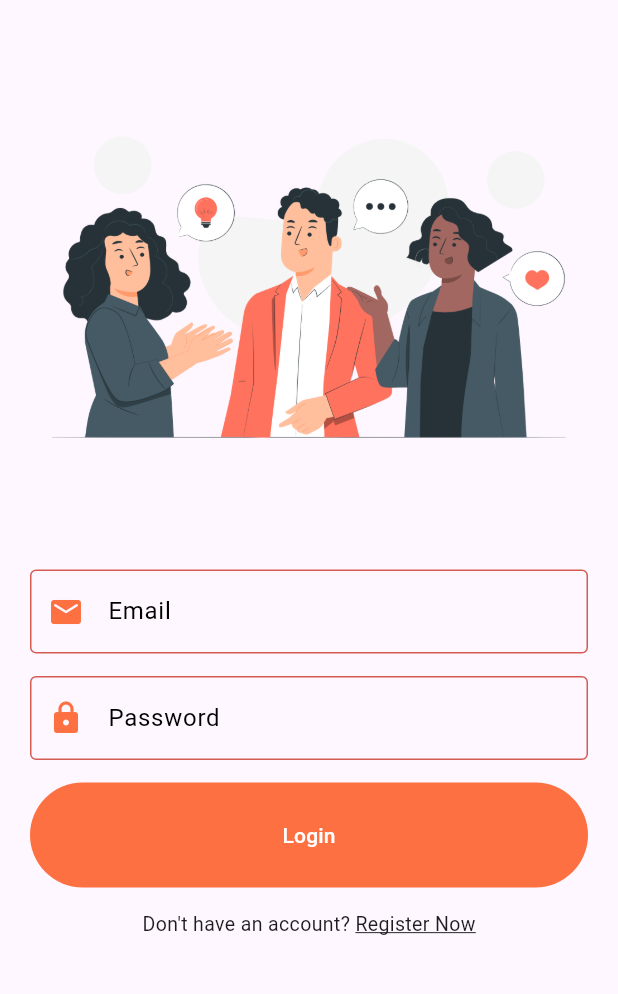
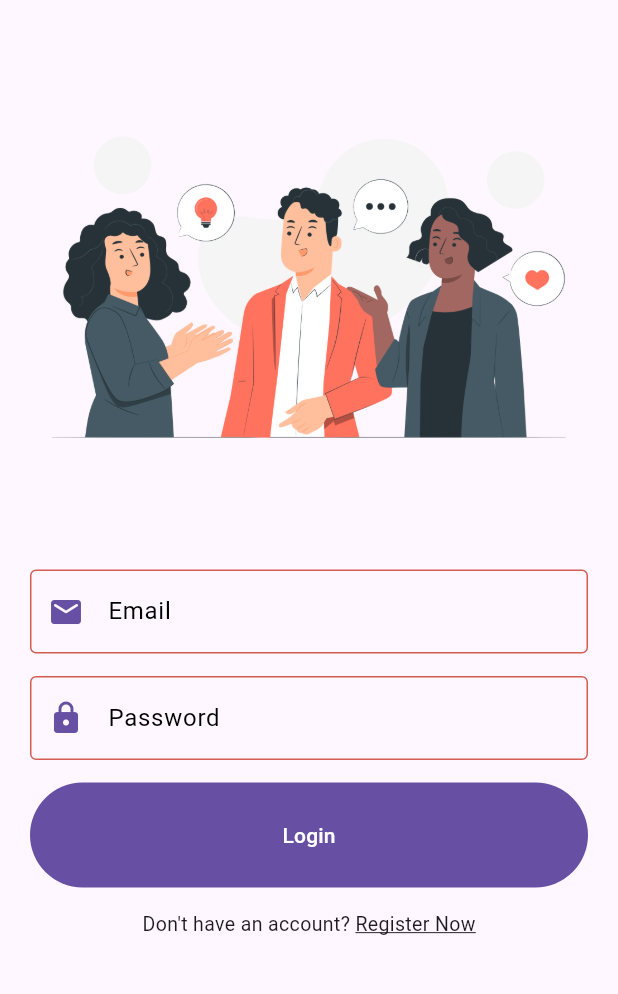
Before and after one commit to veersheth/flutter-chat, a Flutter app: the screen it shows after launch, on a phone screen of 412 x 824 dp, the part 116-1110 px from its top. Run offline on Flutter 3.47's test engine with Material 2 defaults, Android fonts, the phone set to English and light mode, and no system bars; our stand-ins replace cloud_firestore, firebase_auth, firebase_core, shared_preferences; accounts and stored records are empty.

```diff
--- a/lib/main.dart
+++ b/lib/main.dart
@@ -58,14 +58,8 @@ class _MainAppState extends State<MainApp> {
     return MaterialApp(
       theme: ThemeData(
         useMaterial3: true,
-        primaryColor: Constants().PrimaryColor,
-        dialogTheme: DialogTheme(
-          surfaceTintColor: Colors.white,
-          contentTextStyle: const TextStyle(
-            color: Colors.black,
-          ),
-          iconColor: Constants().PrimaryColor,
-        ),
+        // primaryColor: Constants().PrimaryColor,
+        // dialogTheme: const DialogTheme(surfaceTintColor: Colors.white),
       ),
       debugShowCheckedModeBanner: false,
       home: _isSignedIn ? const HomePage() : const LoginPage(),
--- a/lib/shared/constants.dart
+++ b/lib/shared/constants.dart
@@ -6,6 +6,7 @@ class Constants {
   static String messagingSenderID = "1048773861013";
   static String projectID = "flutterchat-40baf";
 
-  final PrimaryColor = Color.fromARGB(255, 252, 112, 66);
+  final PrimaryColor = Color.fromARGB(255, 255, 142, 104);
+  final PrimaryBackgroundColor = Color.fromARGB(255, 255, 195, 175);
   final DialogBackgroundColor = Color.fromARGB(255, 255, 252, 252);
 }
```
Also changed, not shown: lib/pages/home_page.dart (+12 -0 lines).
